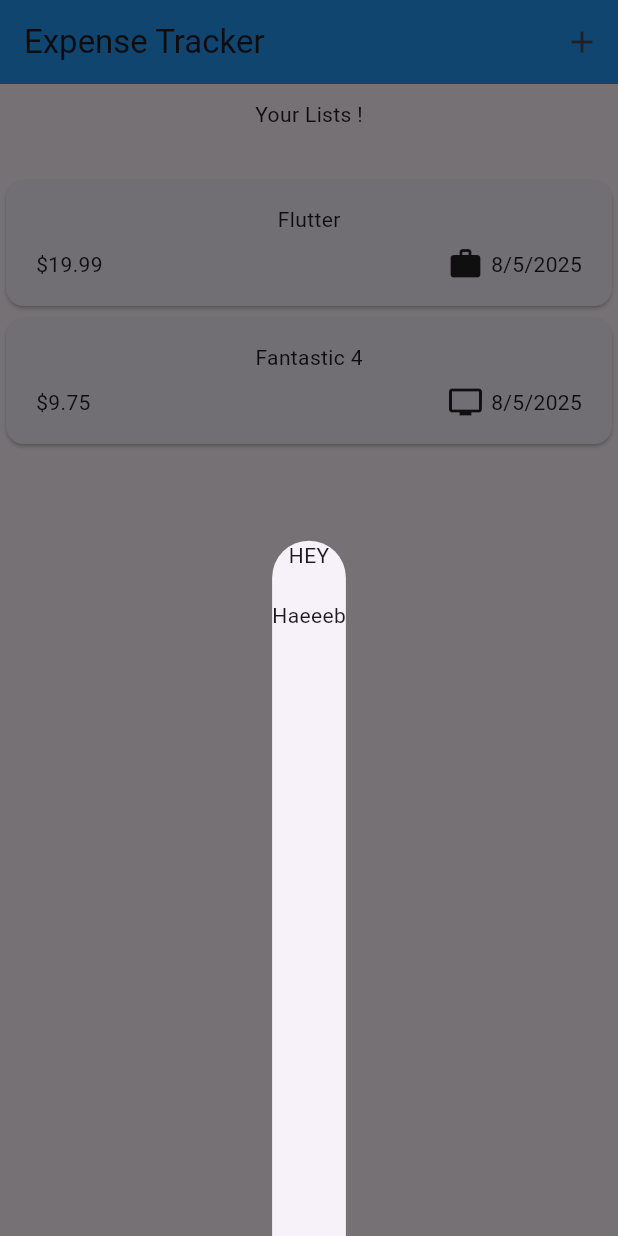
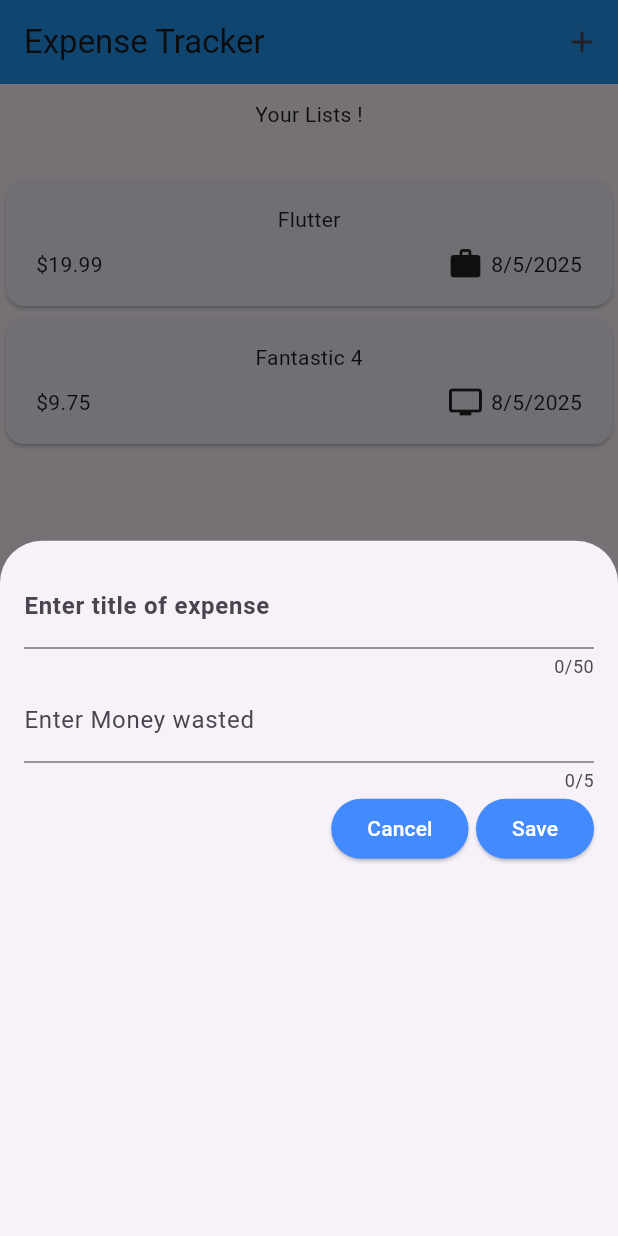
Before and after one commit to i-Abdulhaseeb/expense_tracker_app, a Flutter app: the screen it shows after launch, after a tap on the "add" icon, on a phone screen of 412 x 824 dp. Run offline on Flutter 3.47's test engine with Material 3 defaults, Android fonts, the phone set to English and light mode, and no system bars.

Commit message:
Added TextField to store expense title and cost , also used saved and close button

```diff
--- a/lib/main.dart
+++ b/lib/main.dart
@@ -1,16 +1,10 @@
 import 'package:flutter/material.dart';
 import 'package:expense_tracker_app/widgets/expenses.dart';
-
 void main() {
-  runApp(MyApp());
-}
-
-class MyApp extends StatelessWidget {
-  @override
-  Widget build(BuildContext context) {
-    return MaterialApp(
+  runApp(
+    MaterialApp(
       theme: ThemeData(useMaterial3: true),
       home: Expenses(), // <- This should just be a screen
-    );
-  }
+    ),
+  );
 }
--- a/lib/widgets/expenses.dart
+++ b/lib/widgets/expenses.dart
@@ -1,6 +1,7 @@
 import 'package:flutter/material.dart';
 import 'package:expense_tracker_app/model/expense.dart';
 import 'package:expense_tracker_app/widgets/expenses_list/expense_list.dart';
+import 'package:expense_tracker_app/widgets/new_expense.dart';
 
 class Expenses extends StatefulWidget {
   @override
@@ -25,11 +26,7 @@ class _ExpensesState extends State<Expenses> {
     ),
   ];
   void _showAddExpense() {
-    showModalBottomSheet(
-      context: context,
-      builder: (ctx) =>
-          Column(children: [Text("HEY"), SizedBox(height: 20), Text("Haeeeb")]),
-    );
+    showModalBottomSheet(context: context, builder: (ctx) => NewExpense());
   }
 
   @override
--- /dev/null
+++ b/lib/widgets/new_expense.dart
@@ -0,0 +1,72 @@
+import 'package:flutter/material.dart';
+
+class NewExpense extends StatefulWidget {
+  @override
+  State<NewExpense> createState() {
+    return _NewExpenseState();
+  }
+}
+
+class _NewExpenseState extends State<NewExpense> {
+  var _expenseEntered = '';
+  void saveExpense(String ans) {
+    _expenseEntered = ans;
+  }
+
+  var _moneyWasted = 0;
+  void saveMoneyWasted(String ans) {
+    _moneyWasted = int.parse(ans);
+  }
+
+  @override
+  Widget build(context) {
+    return Padding(
+      padding: EdgeInsets.all(16),
+      child: Column(
+        children: [
+          TextField(
+            onChanged: saveExpense,
+            maxLength: 50,
+            decoration: InputDecoration(
+              label: Text(
+                "Enter title of expense",
+                style: TextStyle(fontWeight: FontWeight.bold),
+              ),
+            ),
+          ),
+          TextField(
+            onChanged: saveMoneyWasted,
+            maxLength: 5,
+            keyboardType: TextInputType.number,
+            decoration: InputDecoration(label: Text("Enter Money wasted")),
+          ),
+          Row(
+            children: [
+              Spacer(),
+              ElevatedButton(
+                onPressed: () {},
+                style: ElevatedButton.styleFrom(
+                  backgroundColor: Colors.blueAccent,
+                  foregroundColor: Colors.white,
+                ),
+                child: Text("Cancel"),
+              ),
+              SizedBox(width: 5),
+              ElevatedButton(
+                onPressed: () {
+                  print(_expenseEntered);
+                  print(_moneyWasted);
+                },
+                style: ElevatedButton.styleFrom(
+                  backgroundColor: Colors.blueAccent,
+                  foregroundColor: Colors.white,
+                ),
+                child: Text("Save"),
+              ),
+            ],
+          ),
+        ],
+      ),
+    );
+  }
+}
```
